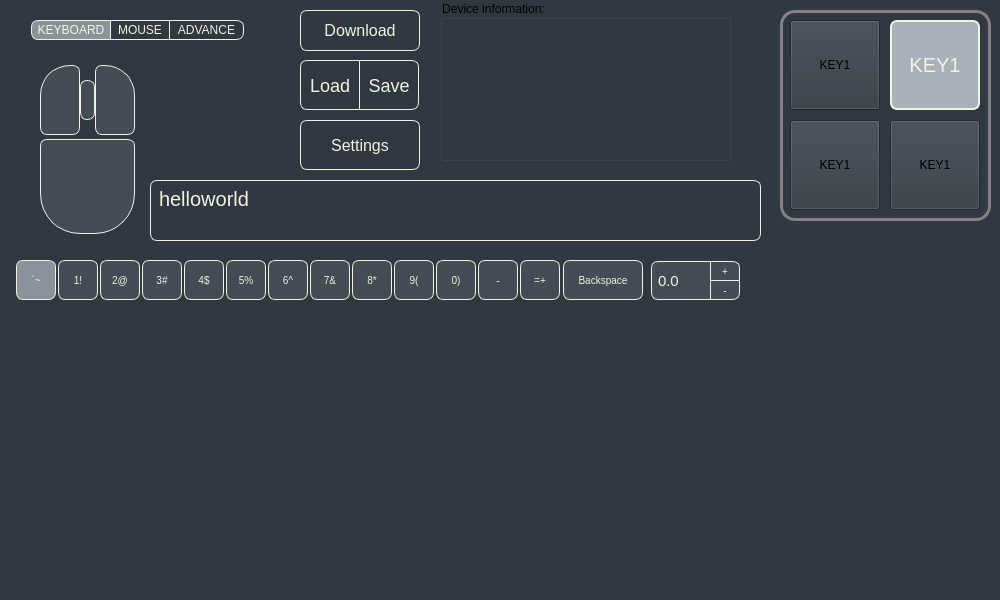
The window that KeyBoardSetter/KeyboardSetter/configwindow.ui (TabbycatPie/CustomKeyboard) describes before a commit, drawn with Qt 5.
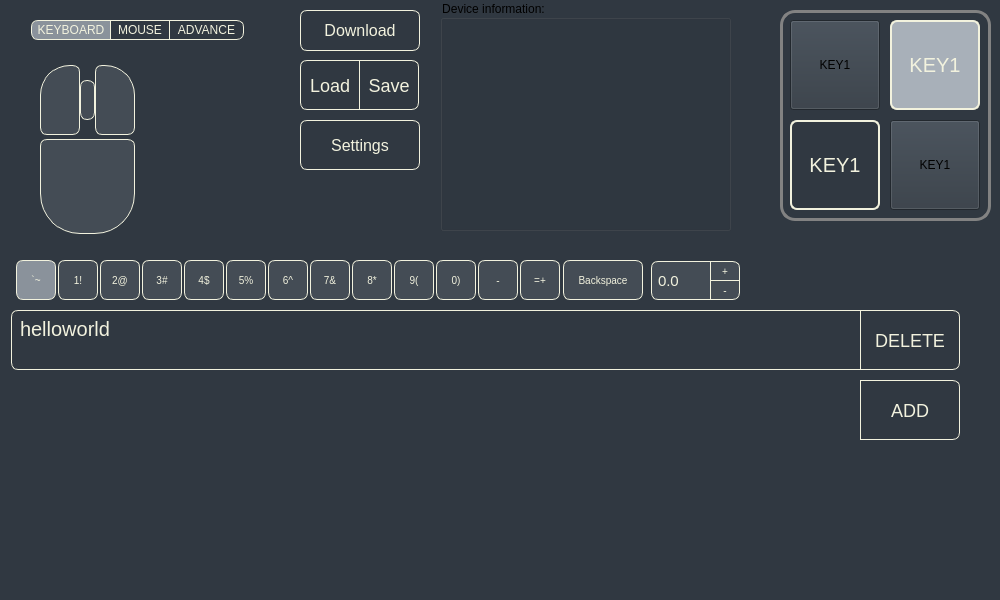
The same window after the commit.

```diff
--- a/KeyBoardSetter/KeyboardSetter/configwindow.ui
+++ b/KeyBoardSetter/KeyboardSetter/configwindow.ui
@@ -35,7 +35,7 @@
       <x>440</x>
       <y>0</y>
       <width>291</width>
-      <height>161</height>
+      <height>231</height>
      </rect>
     </property>
     <property name="title">
@@ -215,7 +215,7 @@
      <enum>Qt::LeftToRight</enum>
     </property>
     <property name="styleSheet">
-     <string notr="true">QPushButton{border:2px solid rgb(242, 242, 222);border-radius:7px;padding:2px 4px;font: 9pt &quot;Microsoft YaHei UI&quot;;font-size:20px;color:rgb(242, 242, 222);}QPushButton:hover{background-color:qlineargradient(spread:pad, x1:0, y1:0, x2:1, y2:0, stop:0 rgba(15, 172, 252,255), stop:1 rgba(22, 190, 235,255));}QPushButton:pressed{background-color:qlineargradient(spread:pad, x1:0, y1:0, x2:1, y2:0, stop:0 rgba(0, 160, 205,125), stop:1 rgba(0, 142, 222,125));color:rgb(202, 202,182);}\n\n</string>
+     <string notr="true">QPushButton{border:2px solid rgb(242, 242, 222);border-radius:7px;padding:2px 4px;font: 9pt &quot;Microsoft YaHei UI&quot;;font-size:20px;color:rgb(242, 242, 222);}QPushButton:hover{background-color:qlineargradient(spread:pad, x1:0, y1:0, x2:1, y2:0, stop:0 rgba(15, 172, 252,255), stop:1 rgba(22, 190, 235,255));}QPushButton:pressed{background-color:qlineargradient(spread:pad, x1:0, y1:0, x2:1, y2:0, stop:0 rgba(0, 160, 205,125), stop:1 rgba(0, 142, 222,125));color:rgb(202, 202,182);}</string>
     </property>
     <property name="text">
      <string>KEY1</string>
@@ -1006,12 +1006,24 @@
    <widget class="QTextBrowser" name="tv_keyvalue">
     <property name="geometry">
      <rect>
-      <x>150</x>
-      <y>180</y>
-      <width>611</width>
-      <height>61</height>
+      <x>11</x>
+      <y>310</y>
+      <width>850</width>
+      <height>60</height>
      </rect>
     </property>
+    <property name="minimumSize">
+     <size>
+      <width>850</width>
+      <height>60</height>
+     </size>
+    </property>
+    <property name="maximumSize">
+     <size>
+      <width>850</width>
+      <height>60</height>
+     </size>
+    </property>
     <property name="font">
      <font>
       <family>Microsoft YaHei UI</family>
@@ -1022,7 +1034,7 @@
      </font>
     </property>
     <property name="styleSheet">
-     <string notr="true">background-color:rgba(168, 176, 185,0);border:1px solid rgb(242, 242, 222);border-radius:7px;padding:2px 4px;font: 9pt &quot;Microsoft YaHei UI&quot;;font-size:20px;color:rgb(242, 242, 222);</string>
+     <string notr="true">background-color:rgba(168, 176, 185,0);border:1px solid rgb(242, 242, 222);padding:2px 4px;font: 9pt &quot;Microsoft YaHei UI&quot;;font-size:20px;color:rgb(242, 242, 222);border-top-left-radius:7px;border-bottom-left-radius:7px;</string>
     </property>
     <property name="verticalScrollBarPolicy">
      <enum>Qt::ScrollBarAlwaysOff</enum>
@@ -1147,6 +1159,84 @@
      <string>-</string>
     </property>
    </widget>
+   <widget class="QPushButton" name="searchdevice_btn_8">
+    <property name="geometry">
+     <rect>
+      <x>860</x>
+      <y>380</y>
+      <width>100</width>
+      <height>60</height>
+     </rect>
+    </property>
+    <property name="sizePolicy">
+     <sizepolicy hsizetype="Minimum" vsizetype="Fixed">
+      <horstretch>0</horstretch>
+      <verstretch>0</verstretch>
+     </sizepolicy>
+    </property>
+    <property name="minimumSize">
+     <size>
+      <width>100</width>
+      <height>60</height>
+     </size>
+    </property>
+    <property name="maximumSize">
+     <size>
+      <width>100</width>
+      <height>60</height>
+     </size>
+    </property>
+    <property name="cursor">
+     <cursorShape>PointingHandCursor</cursorShape>
+    </property>
+    <property name="styleSheet">
+     <string notr="true">QPushButton{background-color:qlineargradient(spread:pad, x1:0, y1:0, x2:1, y2:0, stop:0 rgba(0, 0, 0,0), stop:1 rgba(0, 0, 0,0));border:1px solid rgb(242, 242, 222);border-top-right-radius:7px;border-bottom-right-radius:7px;padding:2px 4px;font: 5pt &quot;Microsoft YaHei UI&quot;;font-size:18px;color:rgb(242, 242, 222);}QPushButton:hover{background-color:qlineargradient(spread:pad, x1:0, y1:0, x2:1, y2:0, stop:0 rgb(0, 255, 157), stop:1 rgb(4, 204, 144));}QPushButton:pressed{background-color:qlineargradient(spread:pad, x1:0, y1:0, x2:1, y2:0, stop:0 rgb(0, 155, 57), stop:1 rgb(0, 104, 44));color:rgb(202, 202,182);}
+
+</string>
+    </property>
+    <property name="text">
+     <string>ADD</string>
+    </property>
+   </widget>
+   <widget class="QPushButton" name="searchdevice_btn_9">
+    <property name="geometry">
+     <rect>
+      <x>860</x>
+      <y>310</y>
+      <width>100</width>
+      <height>60</height>
+     </rect>
+    </property>
+    <property name="sizePolicy">
+     <sizepolicy hsizetype="Minimum" vsizetype="Fixed">
+      <horstretch>0</horstretch>
+      <verstretch>0</verstretch>
+     </sizepolicy>
+    </property>
+    <property name="minimumSize">
+     <size>
+      <width>100</width>
+      <height>60</height>
+     </size>
+    </property>
+    <property name="maximumSize">
+     <size>
+      <width>100</width>
+      <height>60</height>
+     </size>
+    </property>
+    <property name="cursor">
+     <cursorShape>PointingHandCursor</cursorShape>
+    </property>
+    <property name="styleSheet">
+     <string notr="true">QPushButton{background-color:qlineargradient(spread:pad, x1:0, y1:0, x2:1, y2:0, stop:0 rgba(0, 0, 0,0), stop:1 rgba(0, 0, 0,0));border:1px solid rgb(242, 242, 222);border-top-right-radius:7px;border-bottom-right-radius:7px;padding:2px 4px;font: 5pt &quot;Microsoft YaHei UI&quot;;font-size:18px;color:rgb(242, 242, 222);}QPushButton:hover{background-color:qlineargradient(spread:pad, x1:0, y1:0, x2:1, y2:0, stop:0 rgb(255, 0, 157), stop:1 rgb(204, 4, 144));}QPushButton:pressed{background-color:qlineargradient(spread:pad, x1:0, y1:0, x2:1, y2:0, stop:0 rgb(0, 155, 57), stop:1 rgb(0, 104, 44));color:rgb(202, 202,182);}
+
+</string>
+    </property>
+    <property name="text">
+     <string>DELETE</string>
+    </property>
+   </widget>
    <zorder>label_2</zorder>
    <zorder>label</zorder>
    <zorder>groupBox</zorder>
```
Left out of the diff: 4 changed lines with no effect on the pictures.
